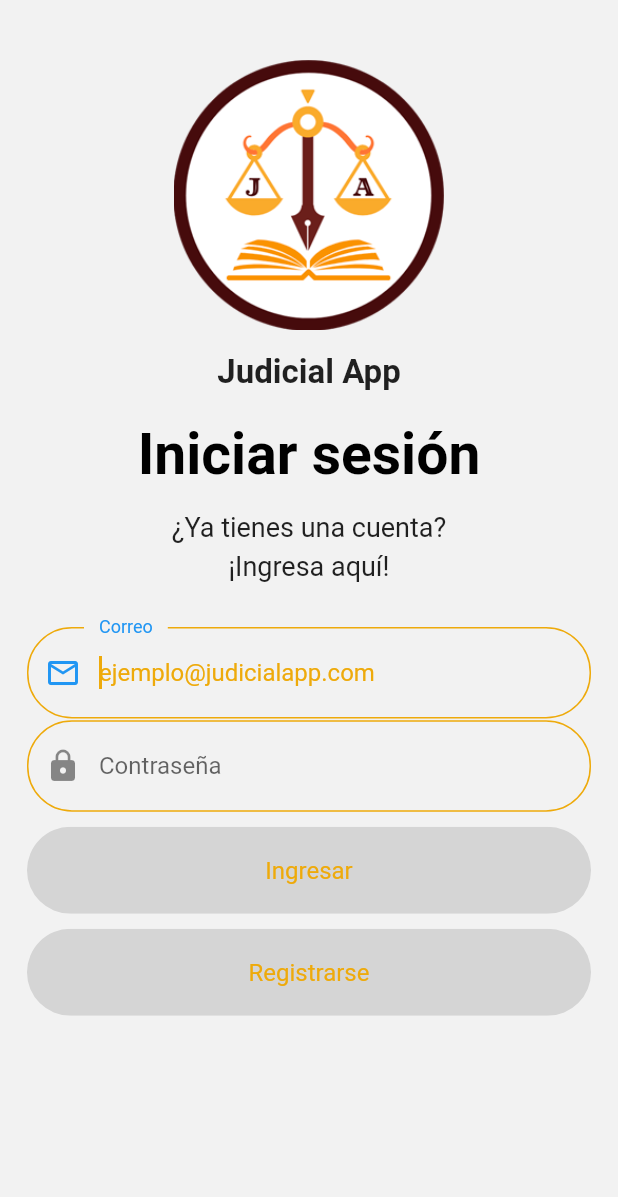
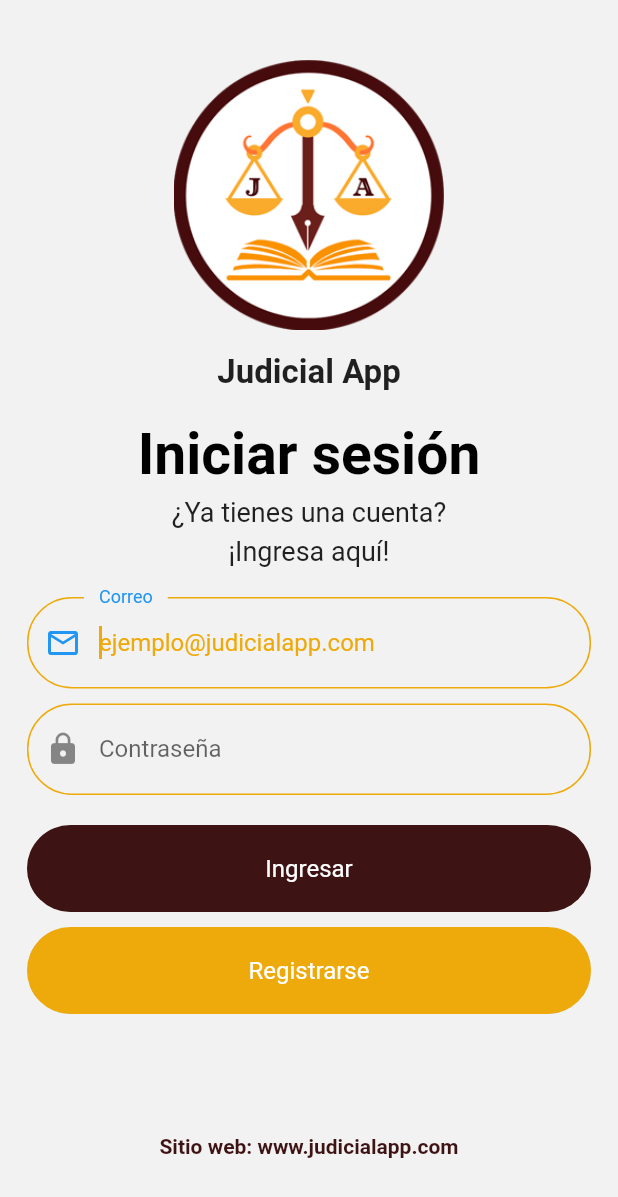
Before and after one commit to Fuentech/judicialclient, a Flutter app: the screen it shows after launch, on a phone screen of 412 x 824 dp. Shown: the top 1197 px of the screen. Run offline on Flutter 3.47's test engine with Material 2 defaults, Android fonts, the phone set to English and light mode, and no system bars; our stand-ins replace bloc, flutter_bloc.

Commit message:
Pantalla de logeo, sin funcionalidades, meramente estético, falta refactorizar código

```diff
--- a/lib/src/security/ui/pages/login_page.dart
+++ b/lib/src/security/ui/pages/login_page.dart
@@ -1,9 +1,12 @@
+
+import 'package:flutter/cupertino.dart';
 import 'package:flutter/material.dart';
 import 'package:flutter_bloc/flutter_bloc.dart';
 import 'package:judicialclient/src/security/bloc/login/login_bloc.dart';
 import 'package:judicialclient/src/ui/shared/colors/judicial_colors.dart';
 import 'package:judicialclient/src/ui/shared/logos/logo_home.dart';
 import 'package:judicialclient/src/ui/shared/widgets/buttons/basic_button.dart';
+import 'package:judicialclient/src/ui/shared/widgets/buttons/url_button.dart';
 import 'package:judicialclient/src/ui/shared/widgets/textfields/basic_textfield.dart';
 
 class LoginPage extends StatefulWidget {
@@ -33,12 +36,13 @@ class _LoginPageState extends State<LoginPage> {
     return SingleChildScrollView(
       padding: EdgeInsets.symmetric(horizontal: 18, vertical: 20),
       child: Column(
-        mainAxisAlignment: MainAxisAlignment.center,
+        mainAxisAlignment: MainAxisAlignment.spaceEvenly,
         children: <Widget>[
           Container(
             child: BlocBuilder<LoginBloc, LoginState>(
               builder: (_, state) {
                 return Column(
+                  mainAxisAlignment: MainAxisAlignment.spaceEvenly,
                   children: <Widget>[
                     LogoHome(),
                     SizedBox(height: 20),
@@ -47,7 +51,7 @@ class _LoginPageState extends State<LoginPage> {
                             fontSize: 38,
                             color: Colors.black,
                             fontWeight: FontWeight.bold)),
-                    SizedBox(height: 15),
+                    SizedBox(height: 5),
                     Text('¿Ya tienes una cuenta?',
                         style: TextStyle(fontSize: 18),
                         textAlign: TextAlign.center),
@@ -55,7 +59,7 @@ class _LoginPageState extends State<LoginPage> {
                     Text('¡Ingresa aquí!',
                         style: TextStyle(fontSize: 18),
                         textAlign: TextAlign.center),
-                    SizedBox(height: 30),
+                    SizedBox(height: 20),
                     Column(
                       crossAxisAlignment: CrossAxisAlignment.center,
                       children: [
@@ -73,7 +77,7 @@ class _LoginPageState extends State<LoginPage> {
                         ),
                       ],
                     ),
-                    SizedBox(height: 1.20),
+                    SizedBox(height: 10),
                     BasicTextfield(
                       iconData: Icons.lock,
                       placeHolder: 'Contraseña',
@@ -85,10 +89,10 @@ class _LoginPageState extends State<LoginPage> {
                       },
                       messageValidate: 'validate password input',
                     ),
-                    SizedBox(height: 10.0),
+                    SizedBox(height: 20),
                     BasicButton(
                       text: 'Ingresar',
-                      backgroundColor: judicialColors.judicialYellow(),
+                      backgroundColor: judicialColors.judicialBrown(),
                       isLoading: state.isLoading,
                       onPressed: () {},
                     ),
@@ -103,7 +107,17 @@ class _LoginPageState extends State<LoginPage> {
                 );
               },
             ),
-          )
+          ),
+          SizedBox(height: 80),
+          Column(
+            mainAxisSize: MainAxisSize.max,
+            children: [
+              UrlButton(
+                urlName: 'Sitio web: www.judicialapp.com',
+                onPressed: () {},
+              ),
+            ],
+          ),
         ],
       ),
     );
--- a/lib/src/ui/shared/widgets/buttons/basic_button.dart
+++ b/lib/src/ui/shared/widgets/buttons/basic_button.dart
@@ -30,7 +30,7 @@ class _BasicButtonState extends State<BasicButton> {
         borderRadius: BorderRadius.circular(30),
         child: ElevatedButton(
           style: _elevatedButtonStyle(),
-          onPressed: widget.onPressed(),
+          onPressed: (){},
           child: (widget.isLoading) ? _loading() : _contentButton(),
         ),
       ),
--- /dev/null
+++ b/lib/src/ui/shared/widgets/buttons/url_button.dart
@@ -0,0 +1,32 @@
+import 'package:flutter/material.dart';
+import 'package:judicialclient/src/ui/shared/colors/judicial_colors.dart';
+
+class UrlButton extends StatefulWidget {
+  final String urlName;
+  final Function onPressed;
+
+  const UrlButton({Key? key, required this.urlName, required this.onPressed})
+      : super(key: key);
+
+  @override
+  _UrlButtonState createState() => _UrlButtonState();
+}
+
+class _UrlButtonState extends State<UrlButton> {
+  @override
+  Widget build(BuildContext context) {
+    // TODO: implement build
+    return Container(
+      alignment: Alignment.bottomCenter,
+      child: GestureDetector(
+        onTap: () {},
+        child: Text(
+          widget.urlName,
+          style: TextStyle(
+              fontWeight: FontWeight.bold,
+              color: judicialColors.judicialBrown()),
+        ),
+      ),
+    );
+  }
+}
```
Also changed, not shown: pubspec.lock.
